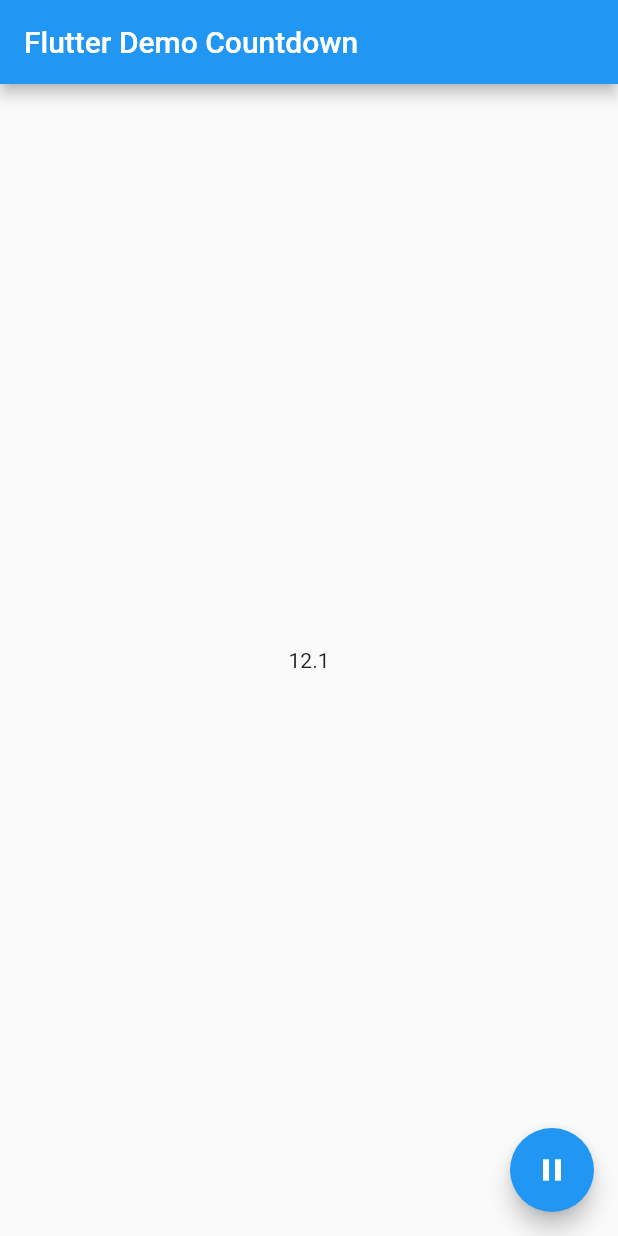
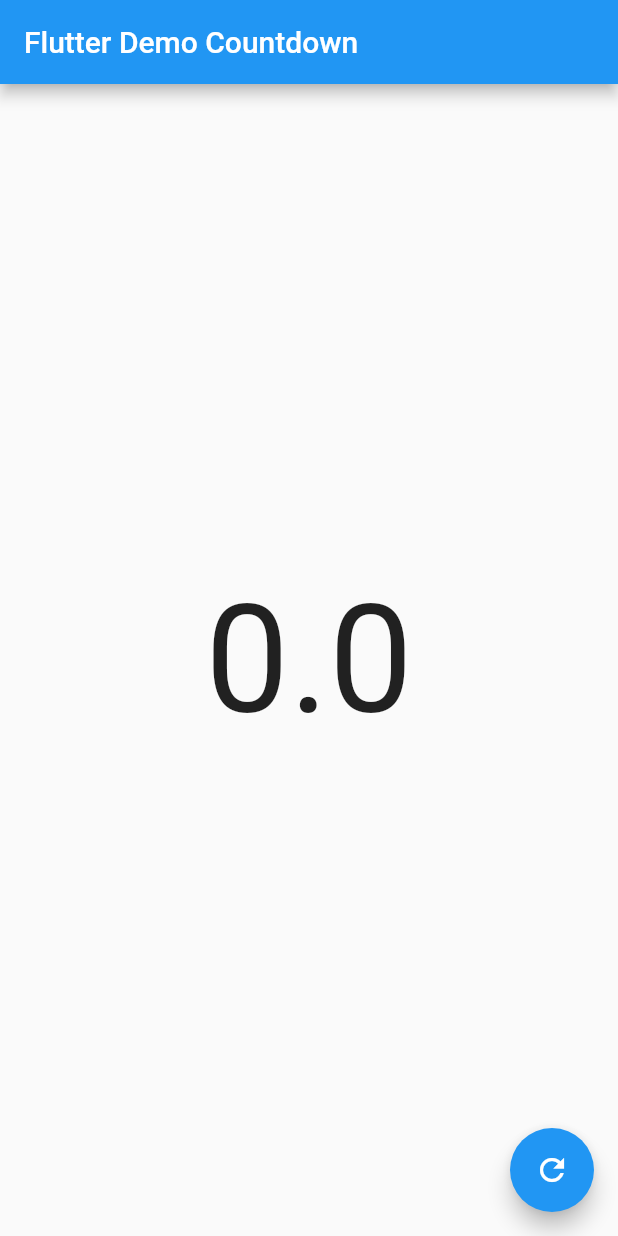
Before and after one commit to DizoftTeam/simple_count_down, a Flutter app: the screen it shows after launch, on a phone screen of 412 x 824 dp. Run offline on Flutter 3.47's test engine with Material 2 defaults, Android fonts, the phone set to English and light mode, and no system bars.

Commit message:
adding new features

````diff
--- a/example/lib/main.dart
+++ b/example/lib/main.dart
@@ -48,9 +48,13 @@ class _MyHomePageState extends State<MyHomePage> {
   final CountdownController controller = CountdownController();
 
   bool _isPause = true;
+  bool _isRestart = false;
 
   @override
   Widget build(BuildContext context) {
+    final IconData buttonIcon = _isRestart
+        ? Icons.refresh
+        : (_isPause ? Icons.pause : Icons.play_arrow);
     return Scaffold(
       appBar: AppBar(
         title: Text(
@@ -60,30 +64,33 @@ class _MyHomePageState extends State<MyHomePage> {
       body: Center(
         child: Countdown(
           controller: controller,
-          seconds: 20,
-          build: (_, double time) => Text(time.toString()),
-          interval: Duration(
-            milliseconds: 100,
+          seconds: 5,
+          build: (_, double time) => Text(
+            time.toString(),
+            style: TextStyle(
+              fontSize: 100,
+            ),
           ),
+          interval: Duration(milliseconds: 100),
           onFinished: () {
             print('Timer is done!');
+            setState(() => _isRestart = true);
           },
         ),
       ),
       floatingActionButton: FloatingActionButton(
-        child: Icon(
-          _isPause ? Icons.pause : Icons.play_arrow,
-        ),
+        child: Icon(buttonIcon),
         onPressed: () {
-          if (_isPause) {
-            controller.pause();
-          } else {
+          final isCompleted = controller.isCompleted;
+          isCompleted ? controller.restart() : controller.pause();
+          if (!isCompleted && !_isPause) {
             controller.resume();
           }
-
-          setState(() {
-            _isPause = !_isPause;
-          });
+          if (isCompleted) {
+            setState(() => _isRestart = false);
+          } else {
+            setState(() => _isPause = !_isPause);
+          }
         },
       ),
     );
--- a/lib/timer_controller.dart
+++ b/lib/timer_controller.dart
@@ -10,11 +10,16 @@ class CountdownController {
   // Called when called `resume` method
   VoidCallback onResume;
 
-  // called to restart the timer
+  // called when restarting the timer
   VoidCallback onRestart;
 
-  //is timer active
-  bool isCompleted = false;
+  ///Checks if the timer is running and enables you to take actions according to that.
+  ///if the timer is still active, `isCompleted` returns `false` and vice versa.
+  ///for example:
+  ///``` dart
+  ///_controller.isCompleted ? _controller.restart() : _controller.pause();
+  ///```
+  bool isCompleted;
 
   ///
   /// Constructor
--- a/lib/timer_count_down.dart
+++ b/lib/timer_count_down.dart
@@ -52,6 +52,7 @@ class _CountdownState extends State<Countdown> {
     widget.controller?.setOnPause(_onTimerPaused);
     widget.controller?.setOnResume(_onTimerResumed);
     widget.controller?.serOnRestart(_onTimerRestart);
+    widget.controller?.isCompleted = false;
 
     _startTimer();
 
@@ -93,12 +94,14 @@ class _CountdownState extends State<Countdown> {
 
   void _onTimerRestart() {
     setState(() => _currentMicroSeconds = widget.seconds * 1000000);
+    widget.controller?.isCompleted = false;
     _startTimer();
   }
 
   void _startTimer() {
     if (_timer?.isActive == true) {
       _timer.cancel();
+      widget.controller?.isCompleted = true;
     }
 
     if (_currentMicroSeconds != 0) {
@@ -111,6 +114,7 @@ class _CountdownState extends State<Countdown> {
             if (widget.onFinished != null) {
               widget.onFinished();
             }
+            widget.controller?.isCompleted = true;
           } else {
             setState(() {
               _currentMicroSeconds =
````
Also changed, not shown: 2 other files.
